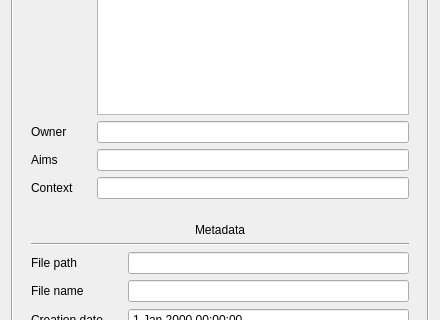
Old version of the form interface/project/HeaderLayout.ui in the repository e-foto/e-foto; both pictures show x 0 to 440 and y 135 to 455 of the 440 by 545 pixel window.
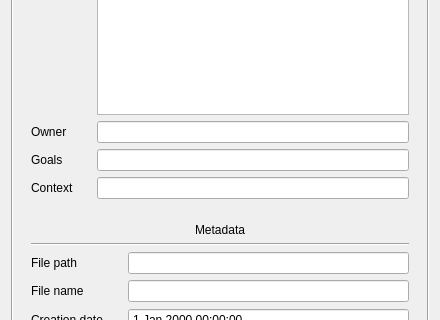
New version of the form.

Diff of the .ui file:
```diff
--- a/interface/project/HeaderLayout.ui
+++ b/interface/project/HeaderLayout.ui
@@ -74,7 +74,7 @@
          <item row="3" column="0">
           <widget class="QLabel" name="labelAims">
            <property name="text">
-            <string>Aims</string>
+            <string>Goals</string>
            </property>
            <property name="buddy">
             <cstring>lineEditAims</cstring>
```
